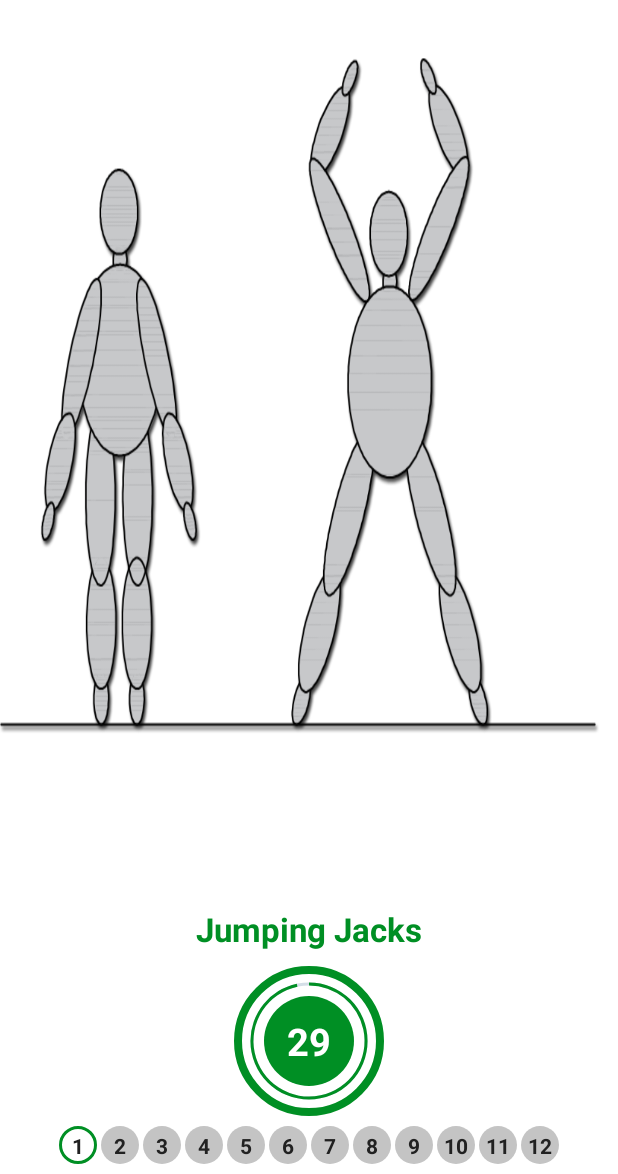
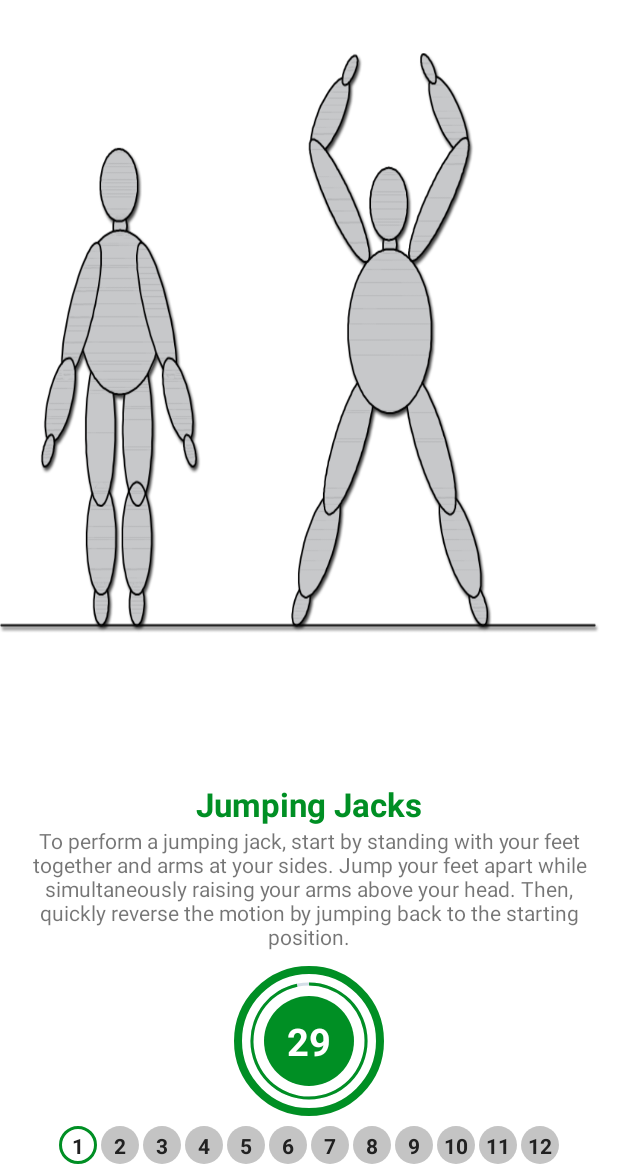
Before and after one commit to acmjec/Hacktoberfest_2023-Android_7_Min_Workout, an Android app: the ExerciseActivity screen opened directly, with no data from a screen before it, on a phone screen of 412 x 824 dp, the part 62-1236 px from its top. Run offline under Robolectric (Android 15) with nearby library versions, the phone set to English and light mode, and no system bars.

Commit message:
✨ Add exercise description

```diff
--- a/app/src/main/java/dev/panwar/a7minutesworkout/Constants.kt
+++ b/app/src/main/java/dev/panwar/a7minutesworkout/Constants.kt
@@ -7,68 +7,152 @@ object Constants {
         val exerciseList = ArrayList<ExerciseModel>()
 
         val jumpingJacks =
-            ExerciseModel(1, "Jumping Jacks", R.drawable.ic_jumping_jacks, false, false)
+            ExerciseModel(
+                1,
+                "Jumping Jacks",
+                """
+                    To perform a jumping jack, start by standing with your feet together and arms at your sides. Jump your feet apart while simultaneously raising your arms above your head. Then, quickly reverse the motion by jumping back to the starting position.
+                """.trimIndent(),
+                R.drawable.ic_jumping_jacks,
+                false,
+                false
+            )
         exerciseList.add(jumpingJacks)
 
-        val wallSit = ExerciseModel(2, "Wall Sit", R.drawable.ic_wall_sit, false, false)
+        val wallSit = ExerciseModel(
+            2,
+            "Wall Sit",
+            """
+                To perform a wall sit, start by standing about 2 feet away from a wall with your back against the wall. Then, slide your back down the wall until your hips and knees bend at a 90-degree angle. Hold this position for as long as you can.
+            """.trimIndent(),
+            R.drawable.ic_wall_sit,
+            false,
+            false
+        )
         exerciseList.add(wallSit)
 
-        val pushUp = ExerciseModel(3, "Push Up", R.drawable.ic_push_up, false, false)
+        val pushUp = ExerciseModel(
+            3,
+            "Push Up",
+            """
+                To perform a pushup, start by lying face-down on the floor with your palms flat on the floor, about shoulder-width apart. Then, push yourself up off the floor until your arms are fully extended. Lower yourself back down until your chest is about an inch above the floor. Repeat.
+            """.trimIndent(),
+            R.drawable.ic_push_up,
+            false,
+            false
+        )
         exerciseList.add(pushUp)
 
-        val abdominalCrunch =
-            ExerciseModel(4, "Abdominal Crunch", R.drawable.ic_abdominal_crunch, false, false)
+        val abdominalCrunch = ExerciseModel(
+            4,
+            "Abdominal Crunch",
+            """
+                To perform an abdominal crunch, start by lying on your back with your knees bent and feet flat on the floor. Then, place your hands behind your head and lift your shoulders off the floor while contracting your abs. Lower yourself back down to the starting position.
+            """.trimIndent(),
+            R.drawable.ic_abdominal_crunch,
+            false,
+            false
+        )
         exerciseList.add(abdominalCrunch)
 
         val stepUpOnChair =
             ExerciseModel(
                 5,
                 "Step-Up onto Chair",
+                """
+                    To perform a step-up onto a chair, start by standing in front of a chair with your feet shoulder-width apart. Then, step onto the chair with one foot, pressing down while bringing your other foot up next to it. Step back down to the floor with the same foot, then repeat with the other foot.
+                """.trimIndent(),
                 R.drawable.ic_step_up_onto_chair,
                 false,
                 false
             )
         exerciseList.add(stepUpOnChair)
 
-        val squat = ExerciseModel(6, "Squat", R.drawable.ic_squat, false, false)
+        val squat = ExerciseModel(
+            6,
+            "Squat",
+            """
+                To perform a squat, start by standing with your feet shoulder-width apart. Then, bend your knees and lower your hips down and back. Keep your chest upright and your knees over your toes. Then, push through your heels to return to the starting position.
+            """.trimIndent(),
+            R.drawable.ic_squat,
+            false,
+            false
+        )
         exerciseList.add(squat)
 
         val tricepDipOnChair =
             ExerciseModel(
                 7,
                 "Tricep Dip On Chair",
+                """
+                    To perform a tricep dip on a chair, start by sitting on the edge of the chair with your hands next to your hips. Then, slide your hips off the chair and bend your elbows to lower your hips down and back. Then, straighten your arms to return to the starting position.
+                """.trimIndent(),
                 R.drawable.ic_triceps_dip_on_chair,
                 false,
                 false
             )
         exerciseList.add(tricepDipOnChair)
 
-        val plank = ExerciseModel(8, "Plank", R.drawable.ic_plank, false, false)
+        val plank = ExerciseModel(
+            8,
+            "Plank",
+            """
+                To perform a plank, start by lying face-down on the floor with your legs extended and your elbows bent and directly under your shoulders. Then, push yourself up off the floor, keeping your forearms on the floor and your body in a straight line from head to feet. Hold this position for as long as you can.
+            """.trimIndent(),
+            R.drawable.ic_plank,
+            false,
+            false
+        )
         exerciseList.add(plank)
 
         val highKneesRunningInPlace =
             ExerciseModel(
-                9, "High Knees Running In Place",
+                9,
+                "High Knees Running In Place",
+                """
+                    To perform high knees running in place, start by standing with your feet hip-width apart. Then, run in place while bringing your knees up towards your chest as high as you can. Keep your core engaged and your back straight.
+                """.trimIndent(),
                 R.drawable.ic_high_knees_running_in_place,
                 false,
                 false
             )
         exerciseList.add(highKneesRunningInPlace)
 
-        val lunges = ExerciseModel(10, "Lunges", R.drawable.ic_lunge, false, false)
+        val lunges = ExerciseModel(
+            10,
+            "Lunges",
+            """
+                To perform a lunge, start by standing with your feet shoulder-width apart. Then, take a big step forward with one foot and bend your knee until your thigh is parallel to the floor. Then, push off your front foot to return to the starting position. Repeat with the other leg.
+            """.trimIndent(),
+            R.drawable.ic_lunge,
+            false,
+            false
+        )
         exerciseList.add(lunges)
 
         val pushupAndRotation =
             ExerciseModel(
                 11,
                 "Push up and Rotation",
+                """
+                    To perform a pushup and rotation, start by performing a pushup. Then, at the top of the pushup, rotate your body to one side while raising one arm up towards the ceiling. Return to the starting position, then repeat on the other side.
+                """.trimIndent(),
                 R.drawable.ic_push_up_and_rotation,
                 false,
                 false
             )
         exerciseList.add(pushupAndRotation)
 
-        val sidePlank = ExerciseModel(12, "Side Plank", R.drawable.ic_side_plank, false, false)
+        val sidePlank = ExerciseModel(
+            12,
+            "Side Plank",
+            """
+                To perform a side plank, start by lying on your side with your legs extended and your feet and hips resting on the floor. Then, prop yourself up on your forearm so your body forms a diagonal line. Hold this position for as long as you can, then repeat on the other side.
+            """.trimIndent(),
+            R.drawable.ic_side_plank,
+            false,
+            false
+        )
         exerciseList.add(sidePlank)
 
         return exerciseList
--- a/app/src/main/java/dev/panwar/a7minutesworkout/ExerciseActivity.kt
+++ b/app/src/main/java/dev/panwar/a7minutesworkout/ExerciseActivity.kt
@@ -145,6 +145,7 @@ class ExerciseActivity : AppCompatActivity(), TextToSpeech.OnInitListener {
         binding?.tvUpcomingExercise?.visibility=View.VISIBLE
         binding?.tvNextExercise?.visibility=View.VISIBLE
         binding?.tvExerciseName?.visibility=View.INVISIBLE
+        binding?.tvExerciseDesc?.visibility=View.INVISIBLE
         binding?.flExerciseView?.visibility=View.INVISIBLE
         binding?.ivImage?.visibility=View.INVISIBLE
 
@@ -165,6 +166,7 @@ class ExerciseActivity : AppCompatActivity(), TextToSpeech.OnInitListener {
         binding?.flRestView?.visibility= View.INVISIBLE
         binding?.tvTitle?.visibility=View.INVISIBLE
         binding?.tvExerciseName?.visibility=View.VISIBLE
+        binding?.tvExerciseDesc?.visibility=View.VISIBLE
         binding?.flExerciseView?.visibility=View.VISIBLE
         binding?.ivImage?.visibility=View.VISIBLE
 
@@ -177,6 +179,7 @@ class ExerciseActivity : AppCompatActivity(), TextToSpeech.OnInitListener {
         speakOut(exerciseList!![currentExercisePosition].getName())
         binding?.ivImage?.setImageResource(exerciseList!![currentExercisePosition].getImage())
         binding?.tvExerciseName?.text=exerciseList!![currentExercisePosition].getName()
+        binding?.tvExerciseDesc?.text=exerciseList!![currentExercisePosition].getDesc()
 
         setExerciseProgressBar()
     }
--- a/app/src/main/java/dev/panwar/a7minutesworkout/ExerciseModel.kt
+++ b/app/src/main/java/dev/panwar/a7minutesworkout/ExerciseModel.kt
@@ -3,6 +3,7 @@ package dev.panwar.a7minutesworkout
 class ExerciseModel(
     private var id: Int,
     private var name:String,
+    private var desc: String,
     private var image: Int,
     private var isCompleted: Boolean,
     private var isSelected: Boolean
@@ -21,6 +22,14 @@ class ExerciseModel(
 
     fun setName(name: String) {
         this.name = name
+    }
+
+    fun getDesc(): String {
+        return desc
+    }
+
+    fun setDesc(desc: String) {
+        this.desc = desc
     }
 
     fun getImage(): Int {
--- a/app/src/main/java/dev/panwar/a7minutesworkout/HistoryEntity.kt
+++ b/app/src/main/java/dev/panwar/a7minutesworkout/HistoryEntity.kt
@@ -10,4 +10,5 @@ import androidx.room.PrimaryKey
 @Entity(tableName = "history-table")
 data class HistoryEntity(
     @PrimaryKey
-    val date:String)
+    val date:String
+)
--- a/app/src/main/res/layout/activity_exercise.xml
+++ b/app/src/main/res/layout/activity_exercise.xml
@@ -1,5 +1,6 @@
 <?xml version="1.0" encoding="utf-8"?>
-<androidx.constraintlayout.widget.ConstraintLayout xmlns:android="http://schemas.android.com/apk/res/android"
+<androidx.constraintlayout.widget.ConstraintLayout
+    xmlns:android="http://schemas.android.com/apk/res/android"
     xmlns:app="http://schemas.android.com/apk/res-auto"
     xmlns:tools="http://schemas.android.com/tools"
     android:layout_width="match_parent"
@@ -140,6 +141,22 @@ and in exercise view we want to show...for this currently this is invisible...bu
         tools:visibility="visible"
         />
 
+    <TextView
+        android:id="@+id/tvExerciseDesc"
+        android:layout_width="wrap_content"
+        android:layout_height="wrap_content"
+        android:text="Exercise Description"
+        android:textSize="14sp"
+        android:textStyle="normal"
+        android:visibility="gone"
+        android:textAlignment="center"
+        android:paddingHorizontal="16dp"
+        app:layout_constraintEnd_toEndOf="parent"
+        app:layout_constraintStart_toStartOf="parent"
+        app:layout_constraintTop_toBottomOf="@+id/tvExerciseName"
+        tools:visibility="visible"
+        />
+
 <!--    tools:visibility means will be visible in design view....android:visibility means will be visible in application-->
     <FrameLayout
         android:id="@+id/flExerciseView"
@@ -151,7 +168,7 @@ and in exercise view we want to show...for this currently this is invisible...bu
         android:background="@drawable/item_circular_color_accent_border_timer"
         app:layout_constraintStart_toStartOf="parent"
         app:layout_constraintEnd_toEndOf="parent"
-        app:layout_constraintTop_toBottomOf="@id/tvExerciseName"
+        app:layout_constraintTop_toBottomOf="@id/tvExerciseDesc"
 
         >
 <!--        means visible in tools only not in application-->
```
